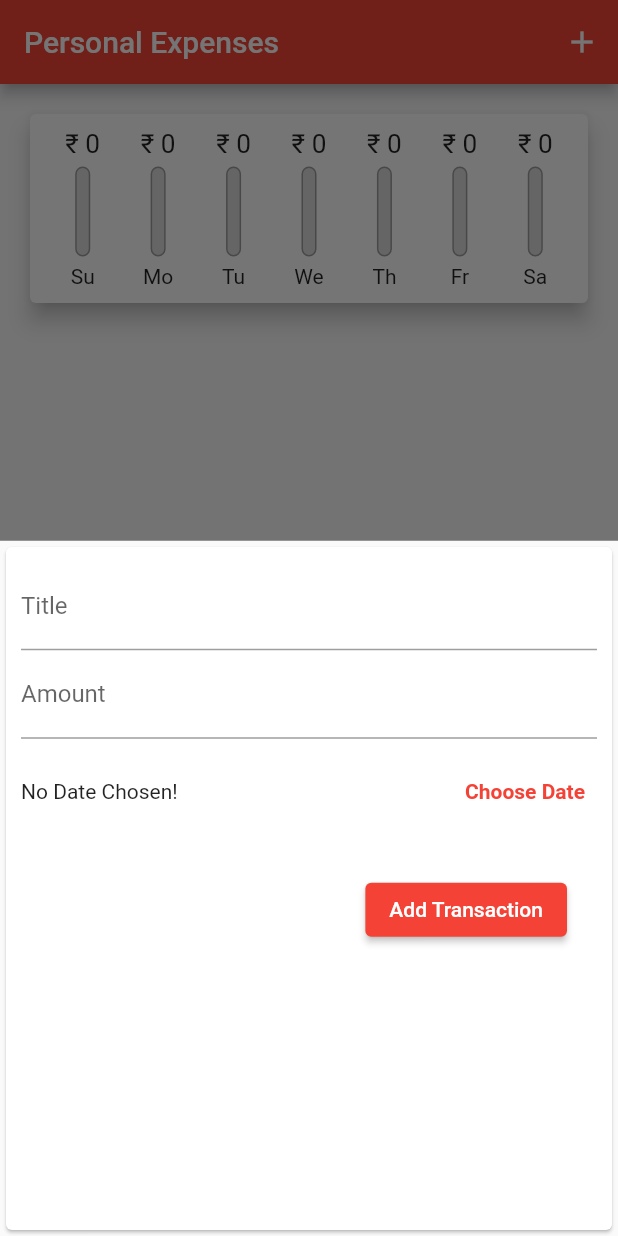
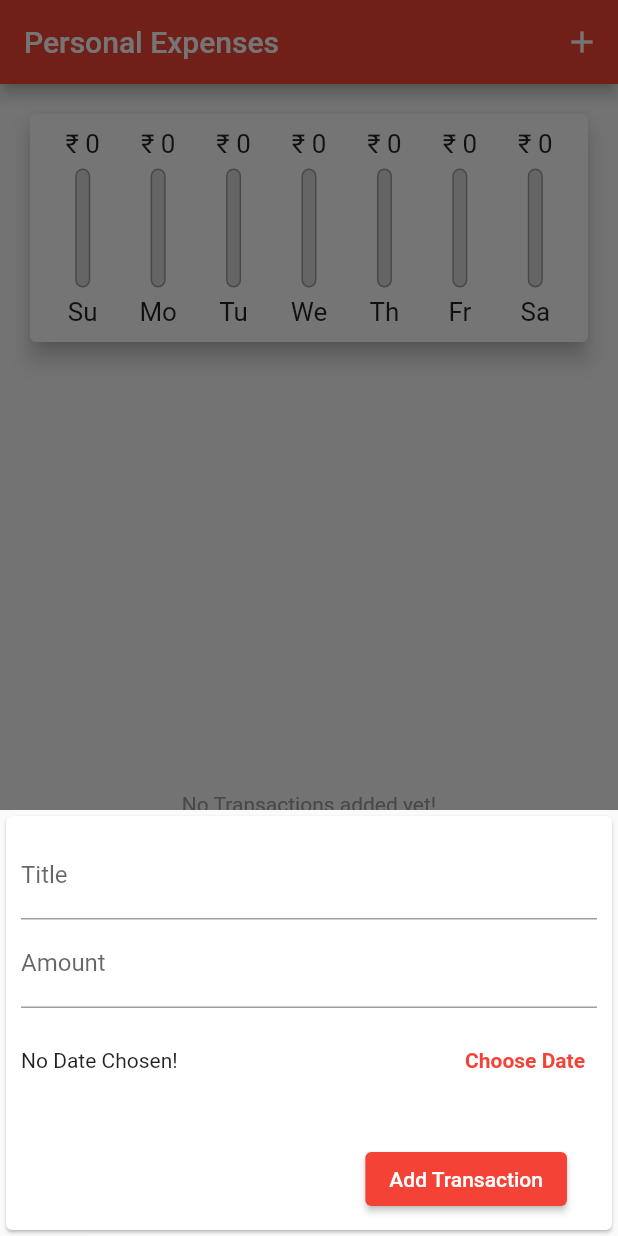
Before and after one commit to rohitaryan2211/personal_expenses_tracker, a Flutter app: the screen it shows after launch, after a tap on the "add" icon, on a phone screen of 412 x 824 dp. Run offline on Flutter 3.47's test engine with Material 2 defaults, Android fonts, the phone set to English and light mode, and no system bars.

Commit message:
Add Responsiveness and final polishing

```diff
--- a/lib/main.dart
+++ b/lib/main.dart
@@ -1,10 +1,16 @@
 import 'package:flutter/material.dart';
+import 'package:flutter/services.dart';
 import './widgets/transaction_list.dart';
 import './widgets/new_transaction.dart';
 import './models/transaction.dart';
 import './widgets/chart.dart';
 
 void main() {
+  WidgetsFlutterBinding.ensureInitialized();
+  SystemChrome.setPreferredOrientations([
+    DeviceOrientation.portraitUp,
+    DeviceOrientation.portraitDown,
+  ]);
   runApp(const MyApp());
 }
 
@@ -85,21 +91,33 @@ class _MyHomePageState extends State<MyHomePage> {
 
   @override
   Widget build(BuildContext context) {
+    final mediaQuery = MediaQuery.of(context);
+    final appBar = AppBar(
+      title: const Text('Personal Expenses'),
+      actions: <Widget>[
+        IconButton(
+            onPressed: () => _startNewTransaction(context),
+            icon: Icon(Icons.add))
+      ],
+    );
     return Scaffold(
-      appBar: AppBar(
-        title: const Text('Personal Expenses'),
-        actions: <Widget>[
-          IconButton(
-              onPressed: () => _startNewTransaction(context),
-              icon: Icon(Icons.add))
-        ],
-      ),
+      appBar: appBar,
       body: Column(
         // mainAxisAlignment: MainAxisAlignment.start,
         crossAxisAlignment: CrossAxisAlignment.stretch,
         children: <Widget>[
-          Chart(_recentTransactions),
-          TransactionList(_userTransactions, _deleteTransaction)
+          Container(
+              height: (mediaQuery.size.height -
+                      appBar.preferredSize.height -
+                      mediaQuery.padding.top) *
+                  0.25,
+              child: Chart(_recentTransactions)),
+          Container(
+              height: (mediaQuery.size.height -
+                      appBar.preferredSize.height -
+                      mediaQuery.padding.top) *
+                  0.75,
+              child: TransactionList(_userTransactions, _deleteTransaction))
         ],
       ),
       floatingActionButton: FloatingActionButton(
--- a/lib/widgets/chart.dart
+++ b/lib/widgets/chart.dart
@@ -37,7 +37,7 @@ class Chart extends StatelessWidget {
 
   @override
   Widget build(BuildContext context) {
-    print(groupedTransactionValues);
+    // print(groupedTransactionValues);
     return Card(
       elevation: 6,
       margin: EdgeInsets.all(20),
--- a/lib/widgets/chart_bar.dart
+++ b/lib/widgets/chart_bar.dart
@@ -9,17 +9,18 @@ class ChartBar extends StatelessWidget {
 
   @override
   Widget build(BuildContext context) {
+    return LayoutBuilder(builder: ((context, constraints) {
       return Column(
         children: <Widget>[
           Container(
-          height: 20,
+            height: constraints.maxHeight * 0.15,
             child: FittedBox(
               child: Text('₹ ${spendingAmount.toStringAsFixed(0)}'),
             ),
           ),
-        SizedBox(height: 5),
+          SizedBox(height: constraints.maxHeight * 0.05),
           Container(
-          height: 60,
+            height: constraints.maxHeight * 0.6,
             width: 10,
             child: Stack(
                 alignment: AlignmentDirectional.bottomCenter,
@@ -43,9 +44,13 @@ class ChartBar extends StatelessWidget {
                   )
                 ]),
           ),
-        SizedBox(height: 5),
-        Text(label),
+          SizedBox(height: constraints.maxHeight * 0.05),
+          Container(
+            height: constraints.maxHeight * 0.15,
+            child: FittedBox(child: Text(label)),
+          ),
         ],
       );
+    }));
   }
 }
--- a/lib/widgets/new_transaction.dart
+++ b/lib/widgets/new_transaction.dart
@@ -52,9 +52,15 @@ class _NewTransactionState extends State<NewTransaction> {
 
   @override
   Widget build(BuildContext context) {
-    return Card(
+    return SingleChildScrollView(
+      child: Card(
         child: Container(
-        padding: EdgeInsets.all(10),
+          padding: EdgeInsets.only(
+            top: 10,
+            left: 10,
+            right: 10,
+            bottom: MediaQuery.of(context).viewInsets.bottom + 10,
+          ),
           child: Column(
             children: <Widget>[
               TextField(
@@ -97,6 +103,7 @@ class _NewTransactionState extends State<NewTransaction> {
             ],
           ),
         ),
+      ),
     );
   }
 }
--- a/lib/widgets/transaction_list.dart
+++ b/lib/widgets/transaction_list.dart
@@ -10,16 +10,14 @@ class TransactionList extends StatelessWidget {
 
   @override
   Widget build(BuildContext context) {
-    return Container(
-      height: 560,
-      child: transactions.isEmpty
+    return transactions.isEmpty
         ? Column(
             mainAxisAlignment: MainAxisAlignment.center,
             children: <Widget>[
               Text(
                 'No Transactions added yet!',
                 style: TextStyle(color: Colors.grey),
-                )
+              ),
             ],
           )
         : ListView.builder(
@@ -38,8 +36,8 @@ class TransactionList extends StatelessWidget {
                     ),
                   ),
                   title: Text(transactions[index].title),
-                    subtitle: Text(
-                        DateFormat.yMMMd().format(transactions[index].date)),
+                  subtitle:
+                      Text(DateFormat.yMMMd().format(transactions[index].date)),
                   trailing: IconButton(
                     icon: Icon(Icons.delete),
                     onPressed: () => deleteTx(transactions[index].id),
@@ -48,7 +46,6 @@ class TransactionList extends StatelessWidget {
               );
             },
             itemCount: transactions.length,
-            ),
           );
   }
 }
```
Lines whose indentation alone changed are shown as unchanged.
